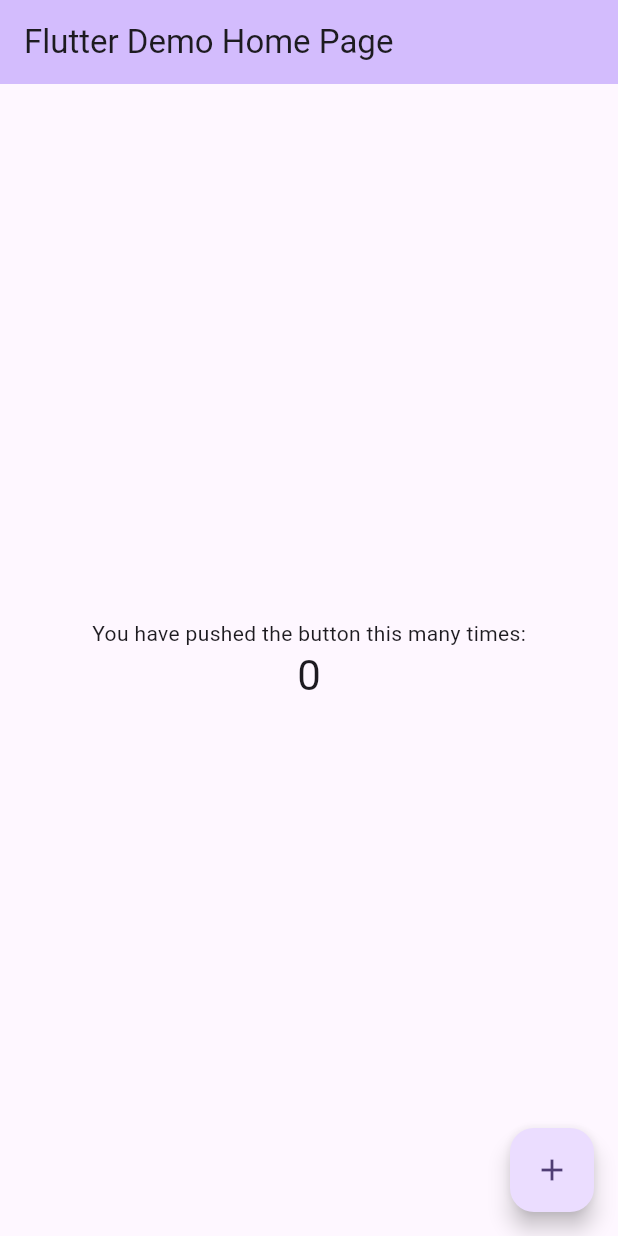
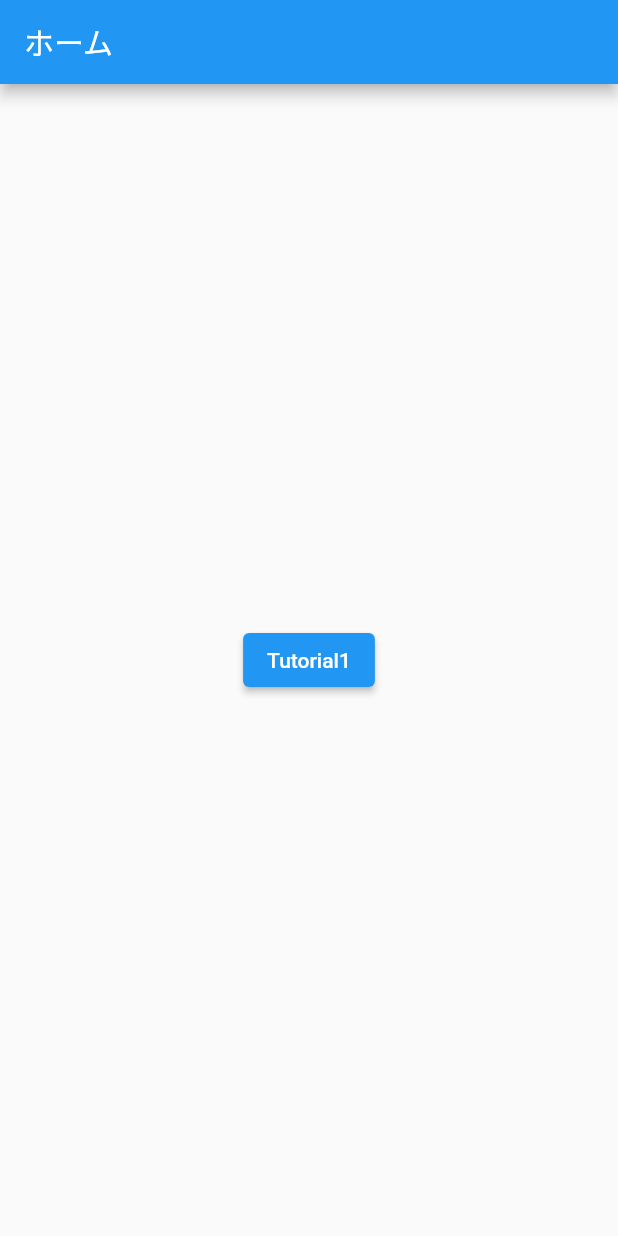
Before and after one commit to sima92rnmr/flutter_tutorial, a Flutter app: the screen it shows after launch, on a phone screen of 412 x 824 dp. Run offline on Flutter 3.47's test engine with Material 2 defaults, Android fonts, the phone set to English and light mode, and no system bars.

Commit message:
flatter研修 tutorial1
ファイル： lib/building/building_layout_screen.dart
の実装

```diff
--- a/lib/main.dart
+++ b/lib/main.dart
@@ -1,35 +1,18 @@
 import 'package:flutter/material.dart';
+import 'building/building_layout_screen.dart';
 
 void main() {
-  runApp(const MyApp());
+  runApp(MyApp());
 }
 
 class MyApp extends StatelessWidget {
-  const MyApp({super.key});
 
-  // This widget is the root of your application.
   @override
   Widget build(BuildContext context) {
     return MaterialApp(
       title: 'Flutter Demo',
       theme: ThemeData(
-        // This is the theme of your application.
-        //
-        // TRY THIS: Try running your application with "flutter run". You'll see
-        // the application has a blue toolbar. Then, without quitting the app,
-        // try changing the seedColor in the colorScheme below to Colors.green
-        // and then invoke "hot reload" (save your changes or press the "hot
-        // reload" button in a Flutter-supported IDE, or press "r" if you used
-        // the command line to start the app).
-        //
-        // Notice that the counter didn't reset back to zero; the application
-        // state is not lost during the reload. To reset the state, use hot
-        // restart instead.
-        //
-        // This works for code too, not just values: Most code changes can be
-        // tested with just a hot reload.
-        colorScheme: ColorScheme.fromSeed(seedColor: Colors.deepPurple),
-        useMaterial3: true,
+        visualDensity: VisualDensity.adaptivePlatformDensity,
       ),
       home: const MyHomePage(title: 'Flutter Demo Home Page'),
     );
@@ -39,87 +22,32 @@ class MyApp extends StatelessWidget {
 class MyHomePage extends StatefulWidget {
   const MyHomePage({super.key, required this.title});
 
-  // This widget is the home page of your application. It is stateful, meaning
-  // that it has a State object (defined below) that contains fields that affect
-  // how it looks.
-
-  // This class is the configuration for the state. It holds the values (in this
-  // case the title) provided by the parent (in this case the App widget) and
-  // used by the build method of the State. Fields in a Widget subclass are
-  // always marked "final".
-
   final String title;
 
   @override
-  State<MyHomePage> createState() => _MyHomePageState();
+  _MyHomePageState createState() => _MyHomePageState();
 }
 
 class _MyHomePageState extends State<MyHomePage> {
-  int _counter = 0;
-
-  void _incrementCounter() {
-    setState(() {
-      // This call to setState tells the Flutter framework that something has
-      // changed in this State, which causes it to rerun the build method below
-      // so that the display can reflect the updated values. If we changed
-      // _counter without calling setState(), then the build method would not be
-      // called again, and so nothing would appear to happen.
-      _counter++;
-    });
-  }
 
   @override
   Widget build(BuildContext context) {
-    // This method is rerun every time setState is called, for instance as done
-    // by the _incrementCounter method above.
-    //
-    // The Flutter framework has been optimized to make rerunning build methods
-    // fast, so that you can just rebuild anything that needs updating rather
-    // than having to individually change instances of widgets.
     return Scaffold(
       appBar: AppBar(
-        // TRY THIS: Try changing the color here to a specific color (to
-        // Colors.amber, perhaps?) and trigger a hot reload to see the AppBar
-        // change color while the other colors stay the same.
-        backgroundColor: Theme.of(context).colorScheme.inversePrimary,
-        // Here we take the value from the MyHomePage object that was created by
-        // the App.build method, and use it to set our appbar title.
-        title: Text(widget.title),
+        title: Text('ホーム'),
       ),
       body: Center(
-        // Center is a layout widget. It takes a single child and positions it
-        // in the middle of the parent.
-        child: Column(
-          // Column is also a layout widget. It takes a list of children and
-          // arranges them vertically. By default, it sizes itself to fit its
-          // children horizontally, and tries to be as tall as its parent.
-          //
-          // Column has various properties to control how it sizes itself and
-          // how it positions its children. Here we use mainAxisAlignment to
-          // center the children vertically; the main axis here is the vertical
-          // axis because Columns are vertical (the cross axis would be
-          // horizontal).
-          //
-          // TRY THIS: Invoke "debug painting" (choose the "Toggle Debug Paint"
-          // action in the IDE, or press "p" in the console), to see the
-          // wireframe for each widget.
-          mainAxisAlignment: MainAxisAlignment.center,
-          children: <Widget>[
-            const Text(
-              'You have pushed the button this many times:',
-            ),
-            Text(
-              '$_counter',
-              style: Theme.of(context).textTheme.headlineMedium,
-            ),
-          ],
+        child: ElevatedButton(
+            child: Text('Tutorial1'),
+            onPressed: (){
+              Navigator.push(
+                context,
+                MaterialPageRoute(builder: (context) => Next(),
+                ),
+              );
+            }
         ),
       ),
-      floatingActionButton: FloatingActionButton(
-        onPressed: _incrementCounter,
-        tooltip: 'Increment',
-        child: const Icon(Icons.add),
-      ), // This trailing comma makes auto-formatting nicer for build methods.
     );
   }
 }
--- a/pubspec.yaml
+++ b/pubspec.yaml
@@ -57,6 +57,8 @@ flutter:
   # included with your application, so that you can use the icons in
   # the material Icons class.
   uses-material-design: true
+  assets:
+    - images/lake.jpg
 
   # To add assets to your application, add an assets section, like this:
   # assets:
```
Also changed, not shown: lib/building/building_layout_screen.dart (added, +156 -0 lines).
